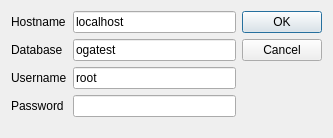
This is logindialog.ui in DesmondFox/dbclient as Qt 5 draws it before an edit. The edited form follows.
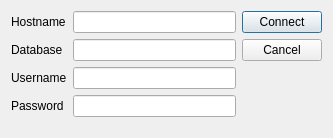
This is the edited form.

Commit message:
Окно авторизации
Убраны значение по умолчанию. Будут скоро реализованы значения, загружаемые из настроек(QSettings)
Окно не закрывается, когда поля не заполнены.
Мелочи, типа "Подключение..." в процессе подключения.

```diff
--- a/logindialog.ui
+++ b/logindialog.ui
@@ -26,7 +26,7 @@
      <item row="0" column="1">
       <widget class="QLineEdit" name="lineHostname">
        <property name="text">
-        <string>localhost</string>
+        <string/>
        </property>
       </widget>
      </item>
@@ -40,7 +40,7 @@
      <item row="1" column="1">
       <widget class="QLineEdit" name="lineDBname">
        <property name="text">
-        <string>ogatest</string>
+        <string/>
        </property>
       </widget>
      </item>
@@ -54,7 +54,7 @@
      <item row="2" column="1">
       <widget class="QLineEdit" name="lineUsername">
        <property name="text">
-        <string>root</string>
+        <string/>
        </property>
       </widget>
      </item>
@@ -75,14 +75,35 @@
     </layout>
    </item>
    <item>
-    <widget class="QDialogButtonBox" name="buttonBox">
-     <property name="orientation">
-      <enum>Qt::Vertical</enum>
-     </property>
-     <property name="standardButtons">
-      <set>QDialogButtonBox::Cancel|QDialogButtonBox::Ok</set>
-     </property>
-    </widget>
+    <layout class="QVBoxLayout" name="verticalLayout">
+     <item>
+      <widget class="QPushButton" name="pushConnect">
+       <property name="text">
+        <string>Connect</string>
+       </property>
+      </widget>
+     </item>
+     <item>
+      <widget class="QPushButton" name="pushCancel">
+       <property name="text">
+        <string>Cancel</string>
+       </property>
+      </widget>
+     </item>
+     <item>
+      <spacer name="verticalSpacer">
+       <property name="orientation">
+        <enum>Qt::Vertical</enum>
+       </property>
+       <property name="sizeHint" stdset="0">
+        <size>
+         <width>20</width>
+         <height>40</height>
+        </size>
+       </property>
+      </spacer>
+     </item>
+    </layout>
    </item>
   </layout>
  </widget>
```
Left out of the diff: 35 changed lines with no effect on the pictures. The commit also changes 5 other files.
